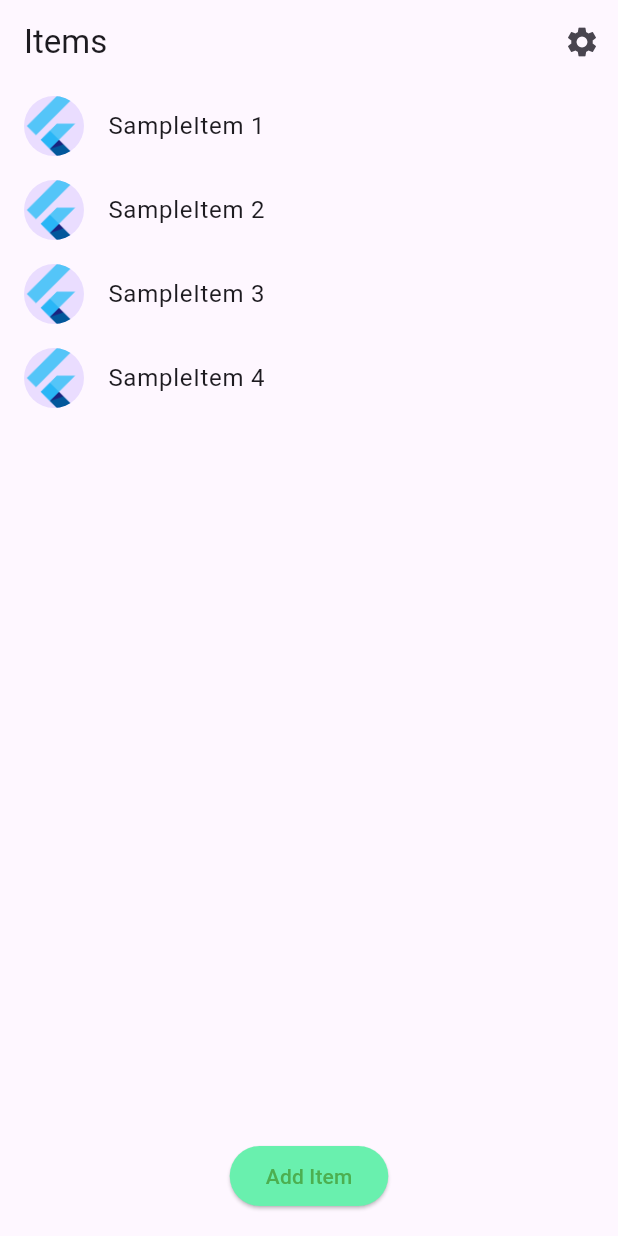
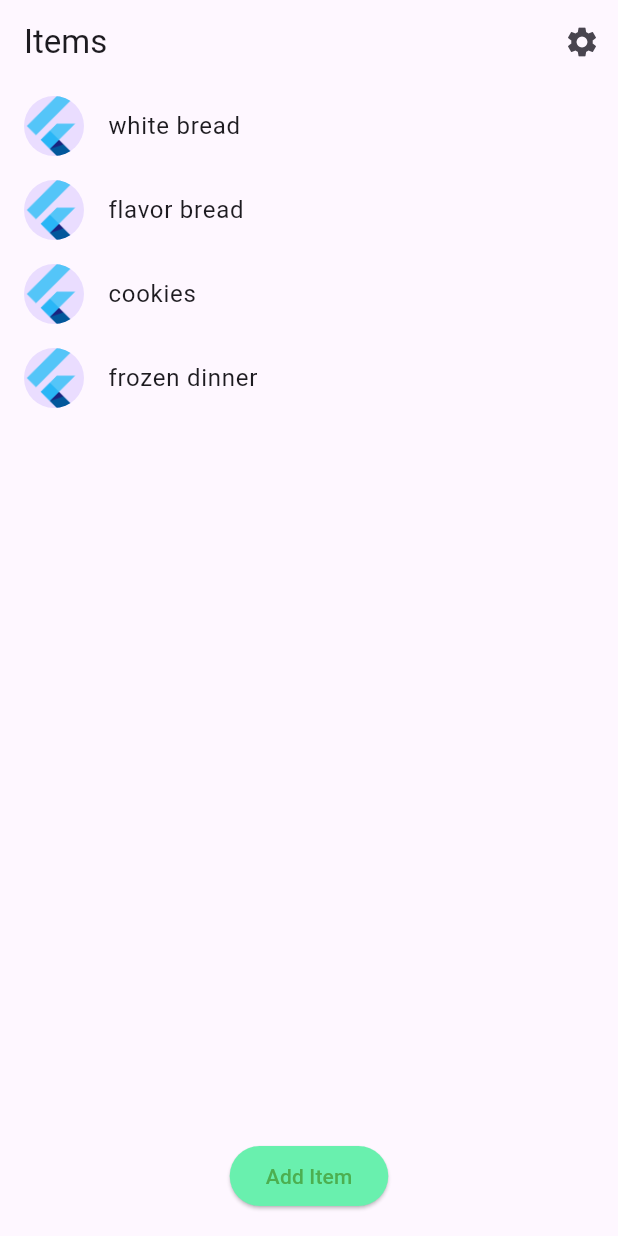
Before and after one commit to JoeyShapiro/Kale, a Flutter app: the screen it shows after launch, on a phone screen of 412 x 824 dp. Run offline on Flutter 3.47's test engine with Material 3 defaults, Android fonts, the phone set to English and light mode, and no system bars; generated files the repository leaves out were written again.

Commit message:
items have more fields

```diff
--- a/kale/lib/src/groceries/groceries_list.dart
+++ b/kale/lib/src/groceries/groceries_list.dart
@@ -17,10 +17,10 @@ class GroceryList extends StatefulWidget {
 class _GroceryListState extends State<GroceryList>
     with SingleTickerProviderStateMixin {
   List<GroceryItem> items = const [
-    GroceryItem(1),
-    GroceryItem(2),
-    GroceryItem(3),
-    GroceryItem(4)
+    GroceryItem(1, 'white bread', '', null),
+    GroceryItem(2, 'flavor bread', '', null),
+    GroceryItem(3, 'cookies', '', null),
+    GroceryItem(4, 'frozen dinner', '', null)
   ];
 
   late Animation<double> animationScale;
@@ -126,10 +126,9 @@ class _GroceryListState extends State<GroceryList>
 
               return Dismissible(
                 key: Key(item.id.toString()),
-                // Show a red background as the item is swiped away.
                 background: Container(color: Colors.green),
                 child: ListTile(
-                    title: Text('SampleItem ${item.id}'),
+                    title: Text(item.name),
                     leading: const CircleAvatar(
                       // Display the Flutter Logo image asset.
                       foregroundImage:
--- a/kale/lib/src/groceries/groceries_list_backup.dart
+++ b/kale/lib/src/groceries/groceries_list_backup.dart
@@ -17,10 +17,10 @@ class GroceryList extends StatefulWidget {
 class _GroceryListState extends State<GroceryList>
     with SingleTickerProviderStateMixin {
   List<GroceryItem> items = const [
-    GroceryItem(1),
-    GroceryItem(2),
-    GroceryItem(3),
-    GroceryItem(4)
+    GroceryItem(1, 'white bread', '', null),
+    GroceryItem(2, 'flavor bread', '', null),
+    GroceryItem(3, 'cookies', '', null),
+    GroceryItem(4, 'frozen dinner', '', null)
   ];
 
   late Animation<double> animationScale;
--- a/kale/lib/src/groceries/grocery_item.dart
+++ b/kale/lib/src/groceries/grocery_item.dart
@@ -1,9 +1,14 @@
 /// A placeholder class that represents an entity or model.
 class GroceryItem {
-  const GroceryItem(this.id);
+  const GroceryItem(
+    this.id,
+    this.name,
+    this.category,
+    this.description,
+  );
 
   final int id;
-  // final String name;
-  // final String description;
-  // final String category;
+  final String name;
+  final String category; // maybe use a number and have a list of Category
+  final String? description;
 }
```
